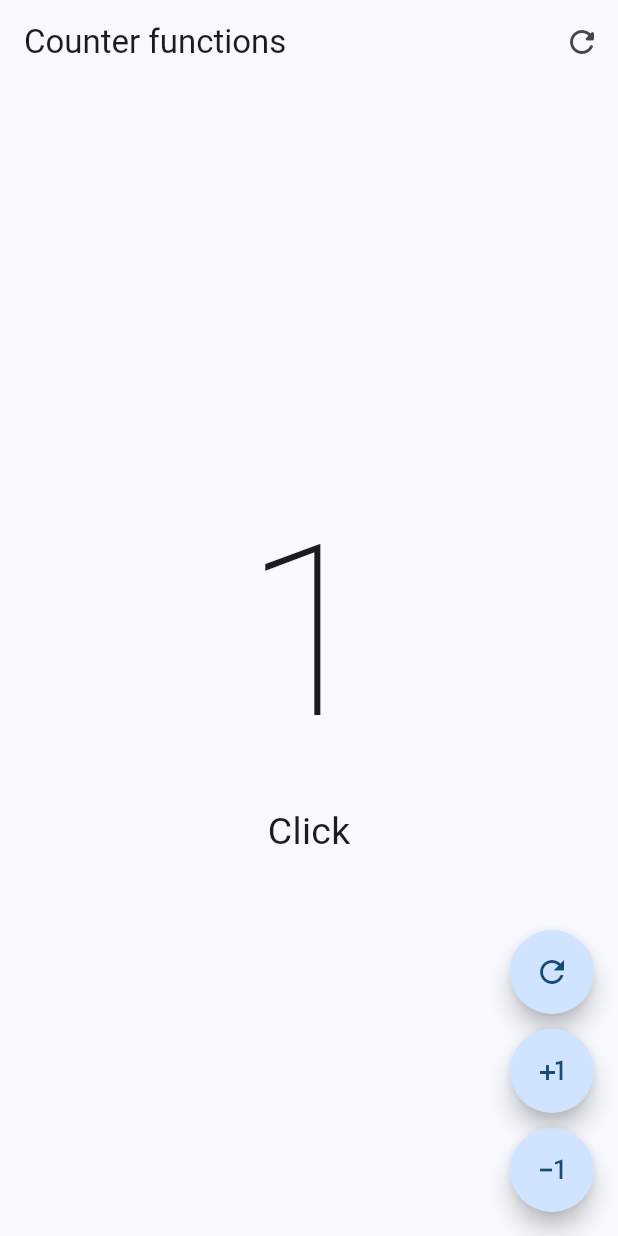
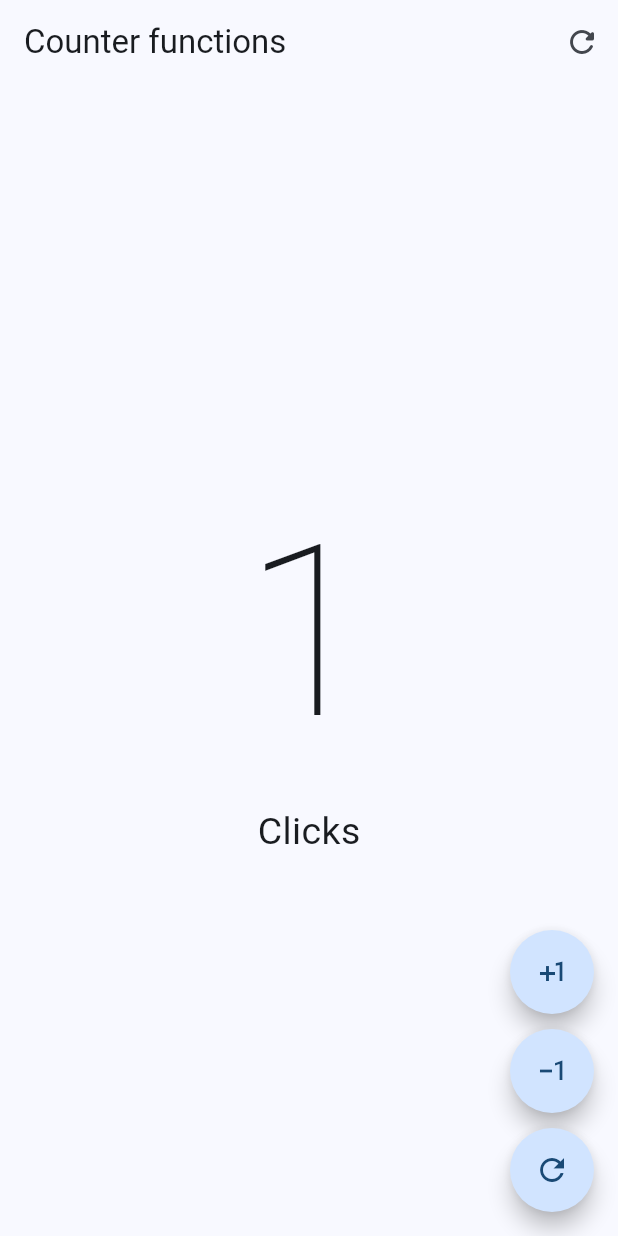
Before and after one commit to JuanManuelCarranzaTorrico/hello_word_app, a Flutter app: the screen it shows after launch, after a tap on the "plus one" icon, on a phone screen of 412 x 824 dp. Run offline on Flutter 3.47's test engine with Material 3 defaults, Android fonts, the phone set to English and light mode, and no system bars.

Commit message:
end of the project

```diff
--- a/lib/presentation/screens/counter/conter_functions_screen.dart
+++ b/lib/presentation/screens/counter/conter_functions_screen.dart
@@ -43,43 +43,50 @@ class _CounterFunctionsScreenState extends State<CounterFunctionsScreen> {
         floatingActionButton: Column(
           mainAxisAlignment: MainAxisAlignment.end,
           children: [
-            FloatingActionButton(
-            shape : const StadiumBorder(),
+            CustomButton(
+              icon: Icons.plus_one,
+              onPressed: (){
+            clickCounter++;
+            setState(() {});
+              },),
+          const SizedBox( height: 10,),
+            CustomButton(icon: Icons.exposure_minus_1_outlined,
+            onPressed: (){
+              if(clickCounter==0) return;
+            clickCounter --;
+            setState(() {});
+            },),
+          const SizedBox( height: 10,
+          ),
+          CustomButton( icon: Icons.refresh_outlined,
           onPressed: (){
+            clickCounter=0;
             setState(() {
-              clickCounter =0;
+            clickCounter=0;
             });
-          },
-          child: const Icon(Icons.refresh_outlined),),
-          const SizedBox( height: 10,),
-            FloatingActionButton(
-            shape : const StadiumBorder(),
-          onPressed: (){
-            clickCounter ++;
-            if(clickCounter==1){
-              clicks="Click";
-            }else{
-              clicks="Clicks";
-            }
-            setState(() {});
-          },
-          child: const Icon(Icons.plus_one),),
-          const SizedBox( height: 10,),
-          FloatingActionButton(
-            shape : const StadiumBorder(),
-          onPressed: (){
-            if(clickCounter==0) return;
-            clickCounter --;
-            if(clickCounter==1){
-              clicks="Click";
-            }else{
-              clicks="Clicks";
-            }
-            setState(() {});
-          },
-          child: const Icon(Icons.exposure_minus_1_outlined),),
+          },),
           ],
         )
         );
   }
 }
+
+class CustomButton extends StatelessWidget {
+  final IconData icon;
+  final VoidCallback? onPressed;
+
+
+  const CustomButton({
+    super.key,
+    required this.icon,
+    this.onPressed
+  });
+
+  @override
+  Widget build(BuildContext context) {
+    return FloatingActionButton(
+      shape : const StadiumBorder(),
+    onPressed: onPressed,
+    child:  Icon(icon),);
+  }
+}
```
